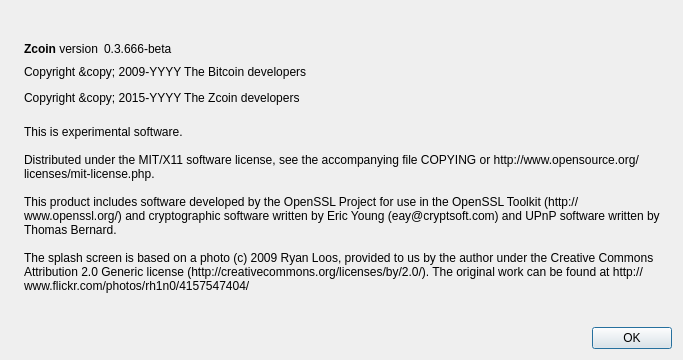
firoorg/firo, file src/qt/forms/aboutdialog.ui: the form before one commit.
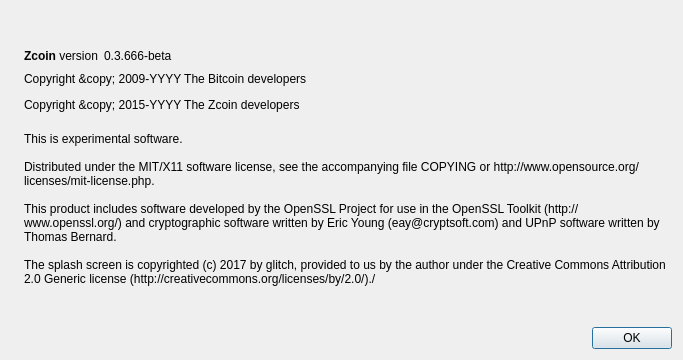
The form after the commit. Icons and pictures are not drawn.

Commit message: Change wallet number accordingly and fix copyright for splash images.

Patch:
```diff
--- a/src/qt/forms/aboutdialog.ui
+++ b/src/qt/forms/aboutdialog.ui
@@ -114,7 +114,7 @@
 
 This product includes software developed by the OpenSSL Project for use in the OpenSSL Toolkit (http://www.openssl.org/) and cryptographic software written by Eric Young (eay@cryptsoft.com) and UPnP software written by Thomas Bernard.
 
-The splash screen is based on a photo (c) 2009 Ryan Loos, provided to us by the author under the Creative Commons Attribution 2.0 Generic license (http://creativecommons.org/licenses/by/2.0/). The original work can be found at http://www.flickr.com/photos/rh1n0/4157547404/</string>
+The splash screen is copyrighted (c) 2017 by glitch, provided to us by the author under the Creative Commons Attribution 2.0 Generic license (http://creativecommons.org/licenses/by/2.0/)./</string>
        </property>
        <property name="wordWrap">
         <bool>true</bool>
```
The commit also changes 1 other file.
